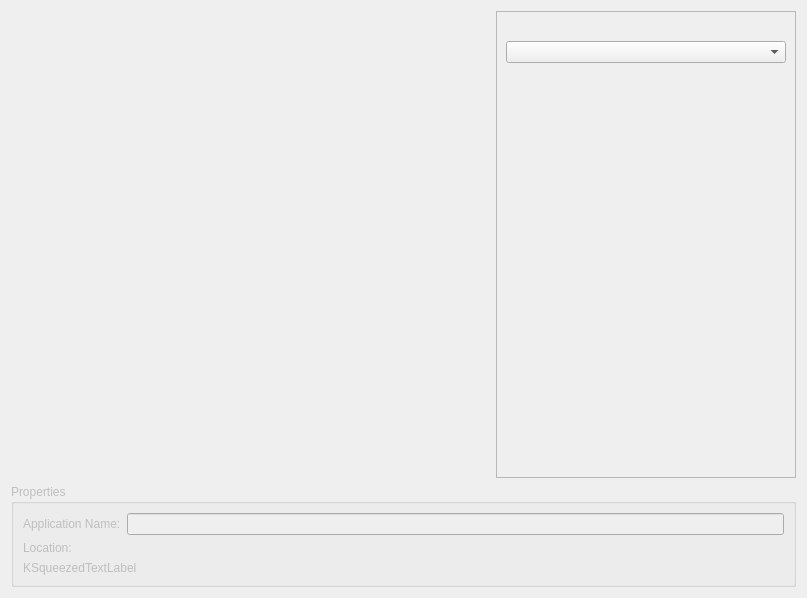
Before: the Qt Designer form plugins/appwizard/projectselectionpage.ui in KDE/kdevelop, drawn with Qt 5.
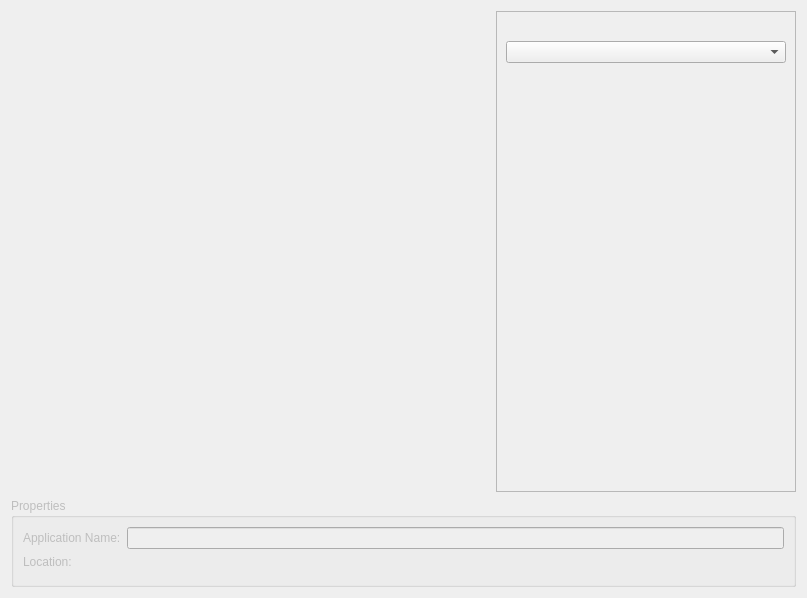
After: the same form once the commit is applied. Custom widgets are drawn as their Qt base class.

Commit message: ProjectSelectionPage: Use KMessageWidget

```diff
--- a/plugins/appwizard/projectselectionpage.ui
+++ b/plugins/appwizard/projectselectionpage.ui
@@ -25,7 +25,7 @@
      <property name="title">
       <string>Properties</string>
      </property>
-     <layout class="QFormLayout">
+     <layout class="QFormLayout" name="formLayout">
       <item row="0" column="0">
        <widget class="QLabel" name="appNameLabel">
         <property name="text">
@@ -47,11 +47,7 @@
        <widget class="KUrlRequester" name="locationUrl"/>
       </item>
       <item row="2" column="0" colspan="2">
-       <widget class="KSqueezedTextLabel" name="locationValidLabel">
-        <property name="text">
-         <string>KSqueezedTextLabel</string>
-        </property>
-       </widget>
+       <widget class="KMessageWidget" name="locationValidWidget"/>
       </item>
      </layout>
     </widget>
@@ -156,9 +152,10 @@
    <container>1</container>
   </customwidget>
   <customwidget>
-   <class>KSqueezedTextLabel</class>
-   <extends>QLabel</extends>
-   <header>ksqueezedtextlabel.h</header>
+   <class>KMessageWidget</class>
+   <extends>QFrame</extends>
+   <header location="global">kmessagewidget.h</header>
+   <container>1</container>
   </customwidget>
  </customwidgets>
  <tabstops>
```
Left out of the diff: 11 changed lines with no effect on the pictures. The commit also changes 1 other file.
